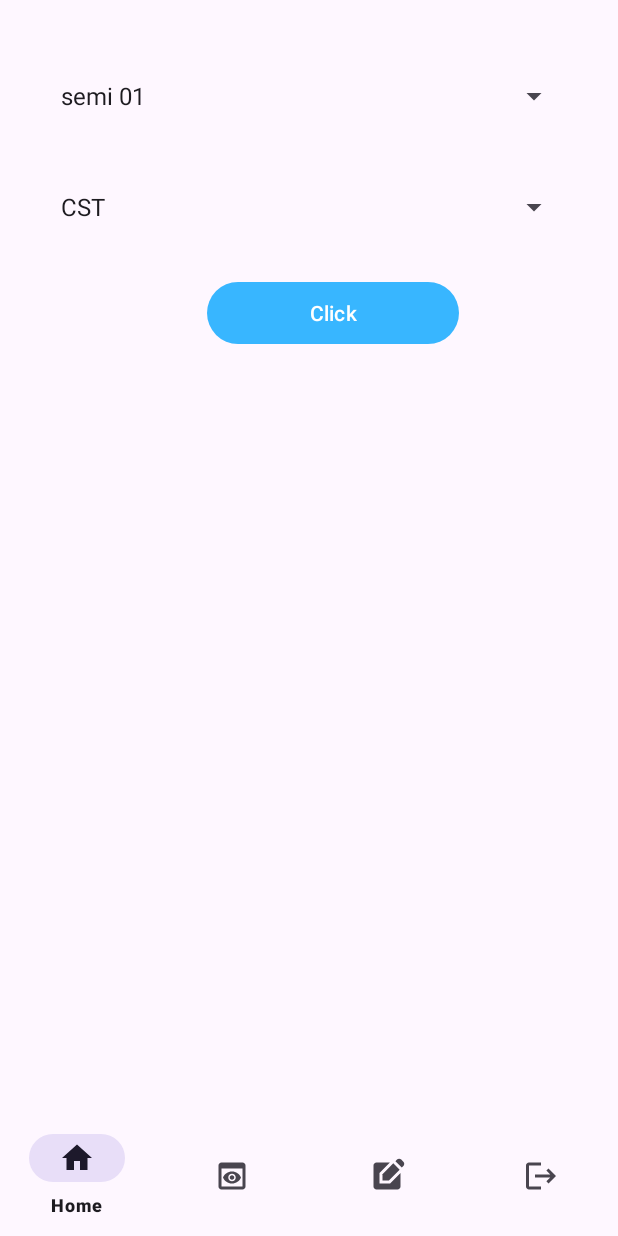
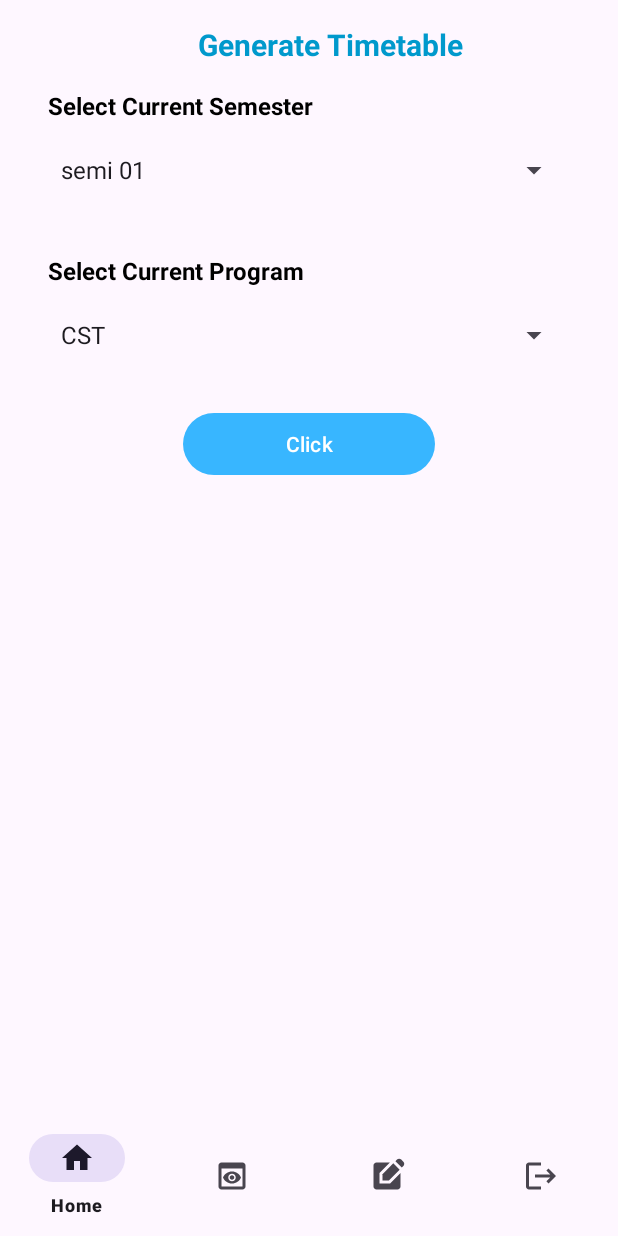
Before and after one commit to kayaa-anantharasa/Automated-Timetable-Generation-System, an Android app: the userhomeFragment screen opened directly, with no data from a screen before it, on a phone screen of 412 x 824 dp. Run offline under Robolectric (Android 15) with nearby library versions, the phone set to English and light mode, and no system bars; our stand-ins replace Firebase (no records; nobody signed in at launch, a user with empty details on screens opened directly); Roboto replaces fonts that are not available here.

Commit message:
UI design Added

```diff
--- a/app/src/main/res/layout/fragment_userhome.xml
+++ b/app/src/main/res/layout/fragment_userhome.xml
@@ -6,42 +6,78 @@
     android:layout_height="match_parent"
     tools:context=".userhomeFragment">
 
+    <TextView
+        android:id="@+id/pageHeading"
+        android:layout_width="wrap_content"
+        android:layout_height="wrap_content"
+        android:layout_marginStart="132dp"
+        android:layout_marginTop="16dp"
+        android:text="Generate Timetable"
+        android:textColor="@android:color/holo_blue_dark"
+        android:textSize="20sp"
+        android:textStyle="bold"
+        app:layout_constraintStart_toStartOf="parent"
+        app:layout_constraintTop_toTopOf="parent" />
+
+    <TextView
+        android:id="@+id/semesterHeading"
+        android:layout_width="wrap_content"
+        android:layout_height="wrap_content"
+        android:layout_marginStart="32dp"
+        android:layout_marginTop="16dp"
+        android:text="Select Current Semester"
+        android:textSize="16sp"
+        android:textStyle="bold"
+        android:textColor="@color/black"
+        app:layout_constraintStart_toStartOf="parent"
+        app:layout_constraintTop_toBottomOf="@+id/pageHeading"/>
+
     <Spinner
         android:id="@+id/semesters"
         android:layout_width="347dp"
         android:layout_height="48dp"
         android:layout_marginStart="32dp"
-        android:layout_marginTop="40dp"
+        android:layout_marginTop="8dp"
         android:layout_marginEnd="32dp"
         android:prompt="@string/spinner_semi"
         app:layout_constraintEnd_toEndOf="parent"
         app:layout_constraintStart_toStartOf="parent"
-        app:layout_constraintTop_toTopOf="parent" />
+        app:layout_constraintTop_toBottomOf="@+id/semesterHeading" />
+
+    <TextView
+        android:id="@+id/programHeading"
+        android:layout_width="wrap_content"
+        android:layout_height="wrap_content"
+        android:layout_marginStart="32dp"
+        android:layout_marginTop="32dp"
+        android:text="Select Current Program"
+        android:textSize="16sp"
+        android:textStyle="bold"
+        android:textColor="@color/black"
+        app:layout_constraintStart_toStartOf="parent"
+        app:layout_constraintTop_toBottomOf="@+id/semesters"/>
 
     <Spinner
         android:id="@+id/program"
         android:layout_width="347dp"
         android:layout_height="48dp"
         android:layout_marginStart="32dp"
-        android:layout_marginTop="114dp"
+        android:layout_marginTop="8dp"
         android:layout_marginEnd="32dp"
         android:prompt="@string/spinner_program"
         app:layout_constraintEnd_toEndOf="parent"
         app:layout_constraintStart_toStartOf="parent"
-        app:layout_constraintTop_toTopOf="parent" />
+        app:layout_constraintTop_toBottomOf="@+id/programHeading" />
 
     <Button
         android:id="@+id/showtimetable"
         android:layout_width="168dp"
         android:layout_height="49dp"
-        android:layout_marginStart="138dp"
-        android:layout_marginTop="184dp"
-        android:layout_marginEnd="105dp"
+        android:layout_marginTop="24dp"
         android:text="Click"
         app:layout_constraintEnd_toEndOf="parent"
-        app:layout_constraintHorizontal_bias="0.0"
         app:layout_constraintStart_toStartOf="parent"
-        app:layout_constraintTop_toTopOf="parent" />
+        app:layout_constraintTop_toBottomOf="@+id/program" />
 
     <ProgressBar
         android:id="@+id/progressBar"
```
Also changed, not shown: app/src/main/res/layout/dialog_edit_timetable.xml (+80 -10 lines), app/src/main/res/layout/item_timetable.xml (+0 -41 lines).
